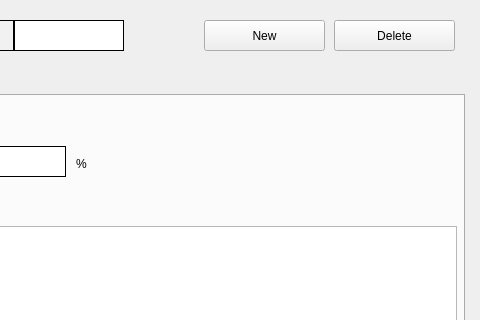
First picture: the form in src/pages/loan/loan.ui, repository DY-Microfinance-Customer-Management/dymf-algorithm, before the edit; both pictures show x 986 to 1466 and y 0 to 320 of the 1466 by 764 pixel window.
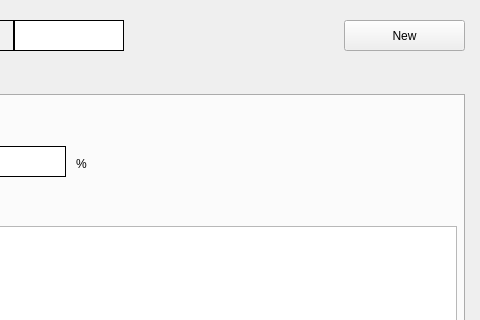
Second picture: the form after the edit. The open tabs and pages were chosen to show the change.

```diff
--- a/src/pages/loan/loan.ui
+++ b/src/pages/loan/loan.ui
@@ -3992,23 +3992,10 @@
      <string/>
     </property>
    </widget>
-   <widget class="QPushButton" name="loanDeleteButton">
-    <property name="geometry">
-     <rect>
-      <x>1320</x>
-      <y>20</y>
-      <width>121</width>
-      <height>31</height>
-     </rect>
-    </property>
-    <property name="text">
-     <string>Delete</string>
-    </property>
-   </widget>
    <widget class="QPushButton" name="loanNewButton">
     <property name="geometry">
      <rect>
-      <x>1190</x>
+      <x>1330</x>
       <y>20</y>
       <width>121</width>
       <height>31</height>
```
Left out of the diff: 3 changed lines with no effect on the pictures.
